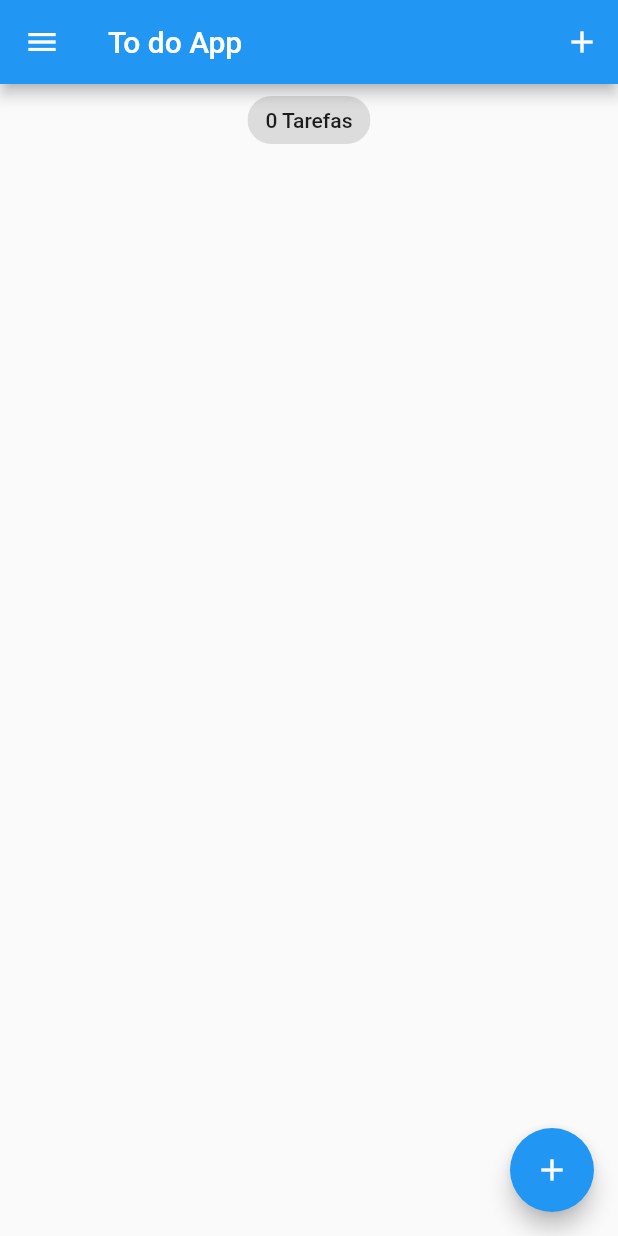
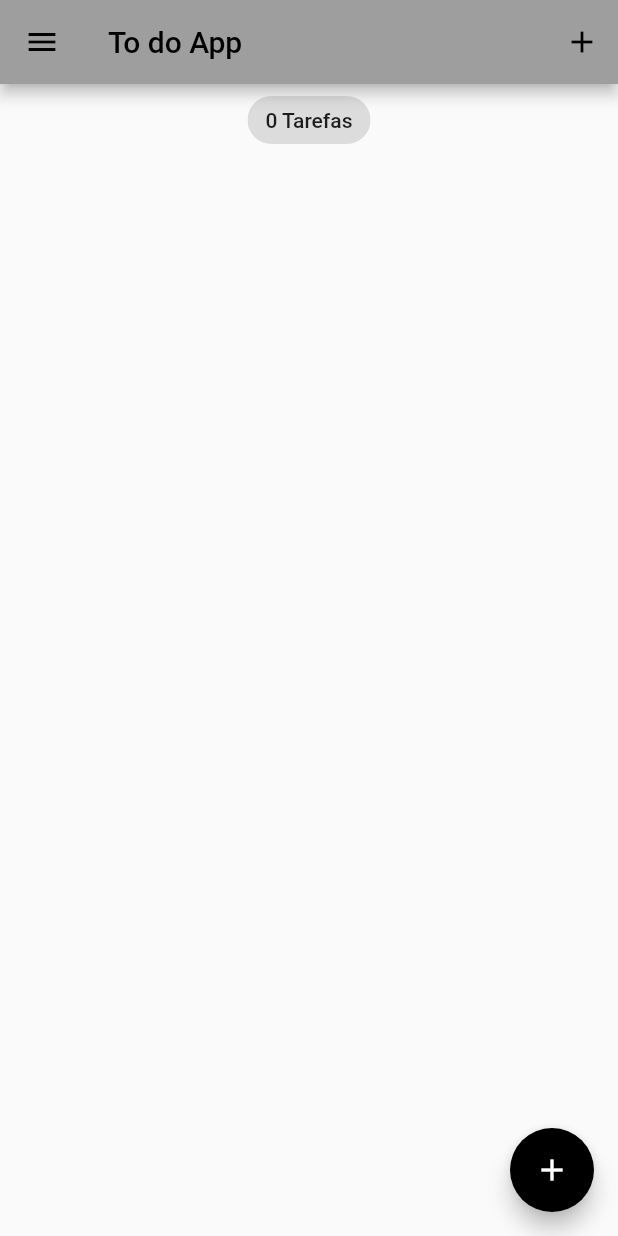
Before and after one commit to lucianamcedro/ToDo-Flutter, a Flutter app: the screen it shows after launch, on a phone screen of 412 x 824 dp. Run offline on Flutter 3.47's test engine with Material 2 defaults, Android fonts, the phone set to English and light mode, and no system bars; our stand-ins replace equatable, flutter_bloc, hydrated_bloc.

Commit message:
thema dark e light

```diff
--- a/lib/blocs/bloc_exports.dart
+++ b/lib/blocs/bloc_exports.dart
@@ -1,3 +1,4 @@
-export './bloc/tasks_bloc.dart';
+export './tasks_bloc/tasks_bloc.dart';
+export './switch_bloc/switch_bloc.dart';
 export 'package:flutter_bloc/flutter_bloc.dart';
 export 'package:hydrated_bloc/hydrated_bloc.dart';
--- /dev/null
+++ b/lib/blocs/switch_bloc/switch_bloc.dart
@@ -0,0 +1,31 @@
+import 'package:equatable/equatable.dart';
+
+import '../bloc_exports.dart';
+
+part 'switch_event.dart';
+part 'switch_state.dart';
+
+class SwitchBloc extends HydratedBloc<SwitchEvent, SwitchState> {
+  SwitchBloc() : super(const SwitchInitial(switchValue: false)) {
+    on<SwitchOnEvent>((event, emit) {
+      emit(
+        const SwitchState(switchValue: true),
+      );
+    });
+    on<SwitchOffEvent>((event, emit) {
+      emit(
+        const SwitchState(switchValue: false),
+      );
+    });
+  }
+
+  @override
+  SwitchState? fromJson(Map<String, dynamic> json) {
+    return SwitchState.fromMap(json);
+  }
+
+  @override
+  Map<String, dynamic>? toJson(SwitchState state) {
+    return state.toMap();
+  }
+}
--- /dev/null
+++ b/lib/blocs/switch_bloc/switch_event.dart
@@ -0,0 +1,12 @@
+part of 'switch_bloc.dart';
+
+abstract class SwitchEvent extends Equatable {
+  const SwitchEvent();
+
+  @override
+  List<Object> get props => [];
+}
+
+class SwitchOnEvent extends SwitchEvent {}
+
+class SwitchOffEvent extends SwitchEvent {}
--- /dev/null
+++ b/lib/blocs/switch_bloc/switch_state.dart
@@ -0,0 +1,26 @@
+part of 'switch_bloc.dart';
+
+class SwitchState extends Equatable {
+  final bool switchValue;
+  const SwitchState({required this.switchValue});
+
+  @override
+  List<Object> get props => [switchValue];
+
+  Map<String, dynamic> toMap() {
+    return {
+      'switchValue': switchValue,
+    };
+  }
+
+  factory SwitchState.fromMap(Map<String, dynamic> map) {
+    return SwitchState(
+      switchValue: map['switchValue'] ?? false,
+    );
+  }
+}
+
+class SwitchInitial extends SwitchState {
+  const SwitchInitial({required bool switchValue})
+      : super(switchValue: switchValue);
+}
--- a/lib/main.dart
+++ b/lib/main.dart
@@ -3,6 +3,7 @@ import 'package:path_provider/path_provider.dart';
 import 'package:to_do_flutter/screens/tasks_screen.dart';
 import 'package:to_do_flutter/services/app_router.dart';
 import 'blocs/bloc_exports.dart';
+import 'services/app_theme.dart';
 
 Future<void> main() async {
   WidgetsFlutterBinding.ensureInitialized();
@@ -25,15 +26,22 @@ class MyApp extends StatelessWidget {
 
   @override
   Widget build(BuildContext context) {
-    return BlocProvider(
-      create: (_) => TasksBloc(),
-      child: MaterialApp(
-        title: 'Flutter Tasks',
-        theme: ThemeData(
-          primarySwatch: Colors.blue,
-        ),
-        home: const TaskScreen(),
-        onGenerateRoute: appRouter.onGenerateRoute,
+    return MultiBlocProvider(
+      providers: [
+        BlocProvider(create: (context) => TasksBloc()),
+        BlocProvider(create: (context) => SwitchBloc()),
+      ],
+      child: BlocBuilder<SwitchBloc, SwitchState>(
+        builder: (context, state) {
+          return MaterialApp(
+            title: 'Flutter Tasks',
+            theme: state.switchValue
+                ? AppThemes.appThemeData[AppTheme.darkTheme]
+                : AppThemes.appThemeData[AppTheme.lightTheme],
+            home: const TaskScreen(),
+            onGenerateRoute: appRouter.onGenerateRoute,
+          );
+        },
       ),
     );
   }
--- a/lib/screens/recycler_bin.dart
+++ b/lib/screens/recycler_bin.dart
@@ -1,6 +1,6 @@
 import 'package:flutter/material.dart';
 
-import '../blocs/bloc/tasks_state.dart';
+import '../blocs/tasks_bloc/tasks_state.dart';
 import '../blocs/bloc_exports.dart';
 import '../widgets/tasks_list.dart';
 import 'my_drawer.dart';
--- a/lib/screens/tasks_screen.dart
+++ b/lib/screens/tasks_screen.dart
@@ -2,7 +2,7 @@ import 'package:flutter/material.dart';
 import 'package:to_do_flutter/screens/add_task_screen.dart';
 import 'package:to_do_flutter/screens/my_drawer.dart';
 
-import '../blocs/bloc/tasks_state.dart';
+import '../blocs/tasks_bloc/tasks_state.dart';
 import '../blocs/bloc_exports.dart';
 import '../models/task.dart';
 import '../widgets/tasks_list.dart';
--- /dev/null
+++ b/lib/services/app_theme.dart
@@ -0,0 +1,58 @@
+import 'package:flutter/material.dart';
+
+enum AppTheme {
+  lightTheme,
+  darkTheme,
+}
+
+class AppThemes {
+  static final appThemeData = {
+    AppTheme.darkTheme: ThemeData(
+      primarySwatch: Colors.grey,
+      primaryColor: Colors.black,
+      brightness: Brightness.dark,
+      backgroundColor: const Color(0xFF212121),
+      dividerColor: Colors.black54,
+      floatingActionButtonTheme: const FloatingActionButtonThemeData(
+        backgroundColor: Colors.white,
+      ),
+      textButtonTheme: TextButtonThemeData(
+        style: ButtonStyle(
+          foregroundColor: MaterialStateProperty.all(Colors.white),
+        ),
+      ),
+      textTheme: const TextTheme(
+        subtitle1: TextStyle(color: Colors.white),
+      ),
+      bottomNavigationBarTheme: const BottomNavigationBarThemeData(
+          backgroundColor: Colors.grey, unselectedItemColor: Colors.white),
+    ),
+
+    //
+    //
+
+    AppTheme.lightTheme: ThemeData(
+      primarySwatch: Colors.grey,
+      primaryColor: Colors.white,
+      brightness: Brightness.light,
+      backgroundColor: const Color(0xFFE5E5E5),
+      dividerColor: const Color(0xff757575),
+      floatingActionButtonTheme: const FloatingActionButtonThemeData(
+        backgroundColor: Colors.black,
+        foregroundColor: Colors.white,
+      ),
+      textButtonTheme: TextButtonThemeData(
+        style: ButtonStyle(
+          foregroundColor: MaterialStateProperty.all(Colors.black),
+        ),
+      ),
+      textTheme: const TextTheme(
+        subtitle1: TextStyle(color: Colors.black),
+      ),
+      bottomNavigationBarTheme: const BottomNavigationBarThemeData(
+          backgroundColor: Colors.grey,
+          selectedItemColor: Colors.black,
+          unselectedItemColor: Colors.white),
+    ),
+  };
+}
```
Also changed, not shown: lib/screens/my_drawer.dart (+15 -3 lines), lib/blocs/tasks_bloc/tasks_bloc.dart (renamed from lib/blocs/bloc/tasks_bloc.dart), lib/blocs/tasks_bloc/tasks_event.dart (renamed from lib/blocs/bloc/tasks_event.dart), lib/blocs/tasks_bloc/tasks_state.dart (renamed from lib/blocs/bloc/tasks_state.dart).
